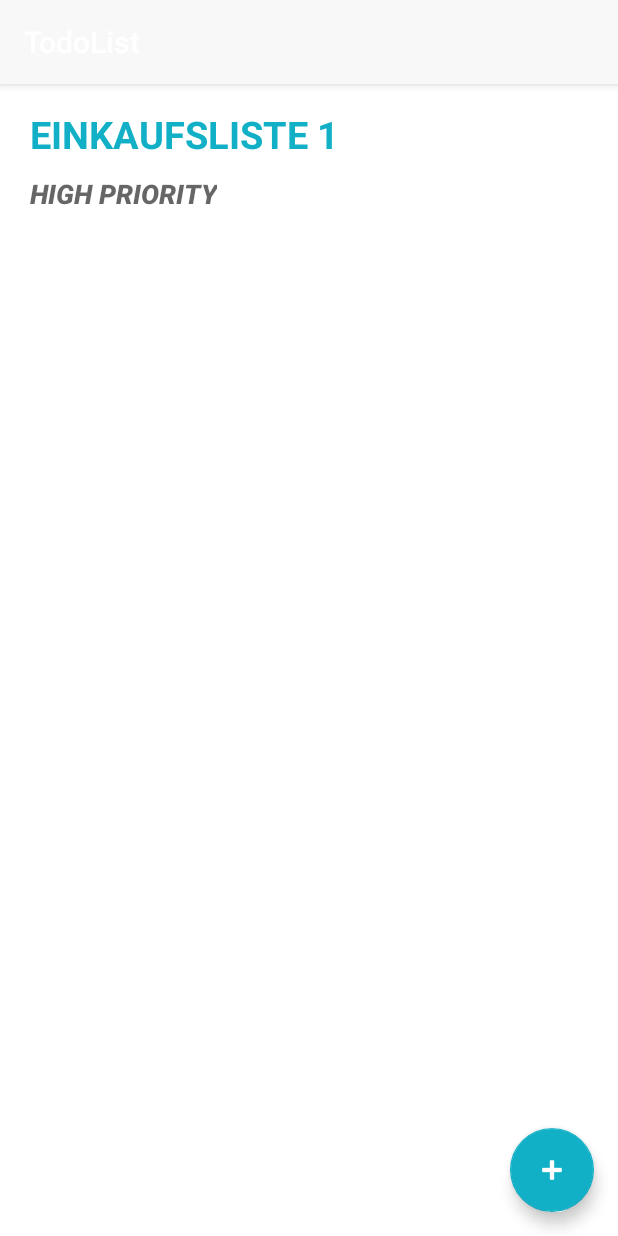
After one commit to chiiya/TodoPath, an Android app: the TodoList screen opened directly, with no data from a screen before it, on a phone screen of 412 x 824 dp. The commit adds this screen. Run offline under Robolectric (Android 15) with nearby library versions, the phone set to English and light mode, and no system bars.

Commit message:
Updated Layout TodoList

```diff
--- a/app/src/main/AndroidManifest.xml
+++ b/app/src/main/AndroidManifest.xml
@@ -18,6 +18,10 @@
                 <category android:name="android.intent.category.LAUNCHER" />
             </intent-filter>
         </activity>
+        <activity
+            android:name=".TodoList"
+            android:label="@string/title_activity_todo_list"
+            android:theme="@style/AppTheme.NoActionBar"></activity>
     </application>
 
 </manifest>
--- /dev/null
+++ b/app/src/main/java/me/ewitte/todopath/TodoList.java
@@ -0,0 +1,29 @@
+package me.ewitte.todopath;
+
+import android.os.Bundle;
+import android.support.design.widget.FloatingActionButton;
+import android.support.design.widget.Snackbar;
+import android.support.v7.app.AppCompatActivity;
+import android.support.v7.widget.Toolbar;
+import android.view.View;
+
+public class TodoList extends AppCompatActivity {
+
+    @Override
+    protected void onCreate(Bundle savedInstanceState) {
+        super.onCreate(savedInstanceState);
+        setContentView(R.layout.activity_todo_list);
+        Toolbar toolbar = (Toolbar) findViewById(R.id.toolbar);
+        setSupportActionBar(toolbar);
+
+        FloatingActionButton fab = (FloatingActionButton) findViewById(R.id.fab);
+        fab.setOnClickListener(new View.OnClickListener() {
+            @Override
+            public void onClick(View view) {
+                Snackbar.make(view, "Replace with your own action", Snackbar.LENGTH_LONG)
+                        .setAction("Action", null).show();
+            }
+        });
+    }
+
+}
--- /dev/null
+++ b/app/src/main/res/layout/activity_todo_list.xml
@@ -0,0 +1,36 @@
+<?xml version="1.0" encoding="utf-8"?>
+<android.support.design.widget.CoordinatorLayout xmlns:android="http://schemas.android.com/apk/res/android"
+    xmlns:app="http://schemas.android.com/apk/res-auto"
+    xmlns:tools="http://schemas.android.com/tools"
+    android:layout_width="match_parent"
+    android:layout_height="match_parent"
+    android:fitsSystemWindows="true"
+    tools:context="me.ewitte.todopath.TodoList">
+
+    <android.support.design.widget.AppBarLayout
+        android:layout_width="match_parent"
+        android:layout_height="wrap_content"
+        android:theme="@style/AppTheme.AppBarOverlay">
+
+        <android.support.v7.widget.Toolbar
+            android:id="@+id/toolbar"
+            android:layout_width="match_parent"
+            android:layout_height="?attr/actionBarSize"
+            android:background="@color/colorAccent"
+            app:popupTheme="@style/AppTheme.PopupOverlay" />
+
+    </android.support.design.widget.AppBarLayout>
+
+    <include layout="@layout/content_todo_list" />
+
+    <android.support.design.widget.FloatingActionButton
+        android:id="@+id/fab"
+        app:backgroundTint="@color/cyan"
+        android:tint="@color/colorPrimary"
+        android:layout_width="wrap_content"
+        android:layout_height="wrap_content"
+        android:layout_gravity="bottom|end"
+        android:layout_margin="@dimen/fab_margin"
+        android:src="@android:drawable/ic_input_add" />
+
+</android.support.design.widget.CoordinatorLayout>
--- /dev/null
+++ b/app/src/main/res/layout/content_todo_list.xml
@@ -0,0 +1,47 @@
+<?xml version="1.0" encoding="utf-8"?>
+<LinearLayout xmlns:android="http://schemas.android.com/apk/res/android"
+    xmlns:app="http://schemas.android.com/apk/res-auto"
+    xmlns:tools="http://schemas.android.com/tools"
+    android:layout_width="match_parent"
+    android:layout_height="match_parent"
+    android:background="@color/colorPrimary"
+    android:orientation="vertical"
+    android:paddingBottom="@dimen/activity_vertical_margin"
+    android:paddingLeft="@dimen/activity_horizontal_margin"
+    android:paddingRight="@dimen/activity_horizontal_margin"
+    android:paddingTop="@dimen/activity_vertical_margin"
+    app:layout_behavior="@string/appbar_scrolling_view_behavior"
+    tools:context="me.ewitte.todopath.TodoList"
+    tools:showIn="@layout/activity_todo_list"
+    android:paddingStart="20dp"
+    android:paddingEnd="20dp">
+
+    <TextView
+        android:fontFamily="sans-serif"
+        android:textStyle="bold"
+        android:textAppearance="?android:attr/textAppearanceMedium"
+        android:text="Einkaufsliste 1"
+        android:textSize="25sp"
+        android:textAllCaps="true"
+        android:textColor="@color/cyan"
+        android:layout_width="wrap_content"
+        android:layout_height="wrap_content" />
+
+    <TextView
+        android:fontFamily="sans-serif-medium"
+        android:textStyle="bold|italic"
+        android:textAppearance="?android:attr/textAppearanceMedium"
+        android:text="HIGH PRIORITY"
+        android:paddingTop="10sp"
+        android:textAllCaps="true"
+        android:layout_width="wrap_content"
+        android:layout_height="wrap_content" />
+
+    <ListView
+        tools:listitem="@layout/item_todo"
+        android:paddingTop="10dp"
+        android:id="@+id/list-todo"
+        android:layout_width="wrap_content"
+        android:layout_height="wrap_content" />
+
+</LinearLayout>
--- /dev/null
+++ b/app/src/main/res/layout/item_todo.xml
@@ -0,0 +1,22 @@
+<?xml version="1.0" encoding="utf-8"?>
+<LinearLayout xmlns:android="http://schemas.android.com/apk/res/android"
+    android:orientation="vertical"
+    android:layout_width="match_parent"
+    android:layout_height="match_parent"
+    android:layout_gravity="center_vertical">
+
+    <TextView
+        android:id="@+id/task_title"
+        android:layout_width="wrap_content"
+        android:layout_height="wrap_content"
+        android:textSize="20sp"
+        android:fontFamily="sans-serif-light"
+        android:textAppearance="?android:attr/textAppearanceMedium"
+        android:paddingTop="10dp"
+        android:paddingBottom="10dp"/>
+
+    <View
+        android:layout_width="match_parent"
+        android:layout_height="1px"
+        android:background="@color/cyan" />
+</LinearLayout>
--- a/app/src/main/res/values/colors.xml
+++ b/app/src/main/res/values/colors.xml
@@ -1,6 +1,9 @@
 <?xml version="1.0" encoding="utf-8"?>
 <resources>
-    <color name="colorPrimary">#996633</color>
+    <color name="colorPrimary">#FFFFFF</color>
     <color name="colorPrimaryDark">#303F9F</color>
-    <color name="colorAccent">#FFFFCC</color>
+    <color name="colorAccent">#F8F8F8</color>
+    <color name="colorFontBold">#4C4C4C</color>
+    <color name="dark_gray">#BABABA</color>
+    <color name="cyan">#12B0C7</color>
 </resources>
--- a/app/src/main/res/values/strings.xml
+++ b/app/src/main/res/values/strings.xml
@@ -1,4 +1,5 @@
 <resources>
     <string name="app_name">TodoPath</string>
     <string name="action_settings">Settings</string>
+    <string name="title_activity_todo_list">TodoList</string>
 </resources>
```
